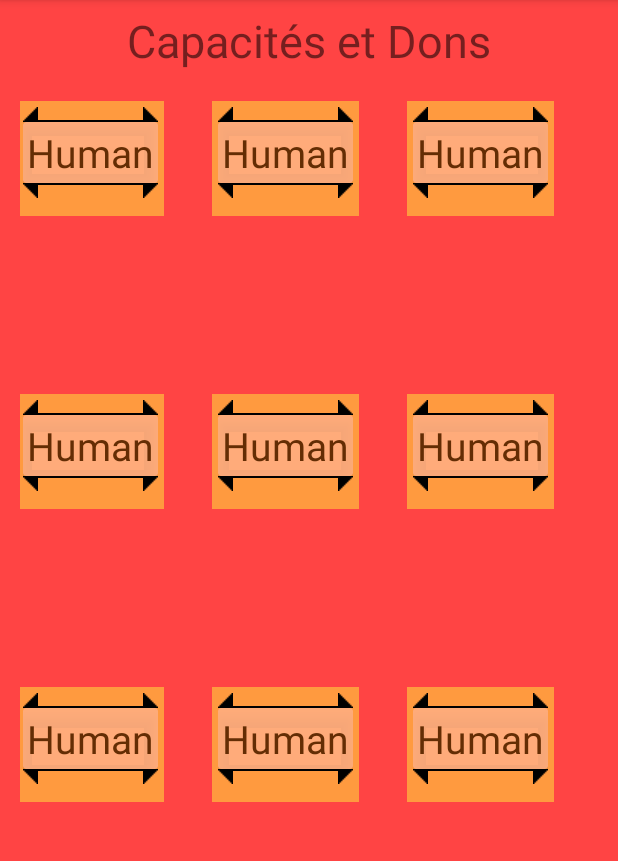
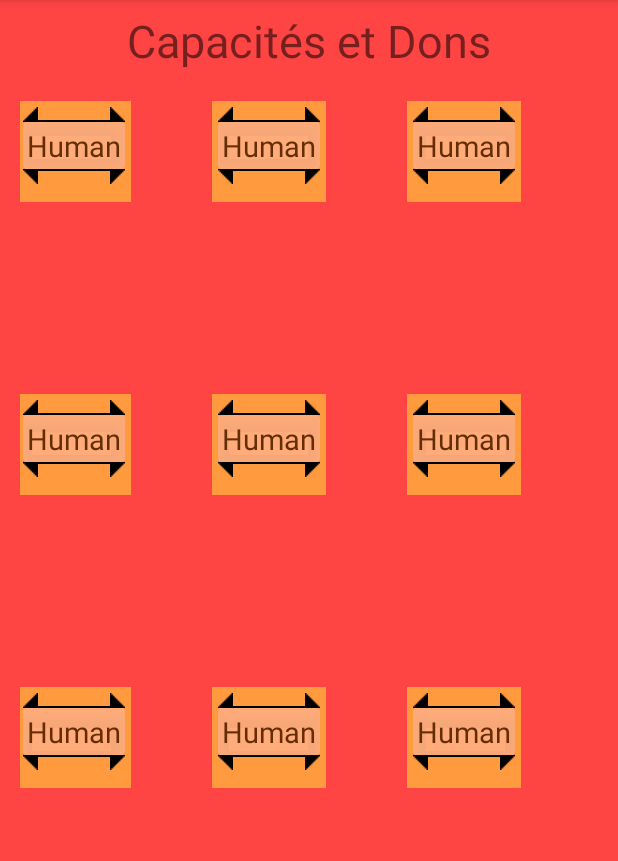
Before and after one commit to scorpionsdu78/applicationtropkoul, an Android app: the RaceFragment screen opened directly, with no data from a screen before it, in the side drawer, after a tap on "Capacités et Dons", on a phone screen of 412 x 824 dp, the part 84-945 px from its top. Run offline under Robolectric (Android 15) with nearby library versions, the phone set to English and light mode, and no system bars; our stand-ins replace sdp/ssp sizes; network calls fail; Roboto replaces fonts that are not available here.

Commit message:
update text size in race view

```diff
--- a/app/src/main/java/com/example/ddprojet/fragment/RaceFragment.java
+++ b/app/src/main/java/com/example/ddprojet/fragment/RaceFragment.java
@@ -61,7 +61,6 @@ public class RaceFragment extends Fragment {
             name = (TextView) itemView.findViewById(R.id.textViewRace);
             FrameLayout fr = (FrameLayout) itemView.findViewById(R.id.frameLayoutRace);
             fr.setPadding(5,5,5,5);
-            name.setTextSize(16);
         }
 
         public void setName(String _name) {
--- a/app/src/main/res/layout/character_race_view.xml
+++ b/app/src/main/res/layout/character_race_view.xml
@@ -86,7 +86,7 @@
                             android:shadowColor="#3F0000"
                             android:text="Human"
                             android:textColor="#642D04"
-                            android:textSize="@dimen/_20sdp" />
+                            android:textSize="@dimen/_15sdp" />
                     </androidx.cardview.widget.CardView>
                 </LinearLayout>
 
```
